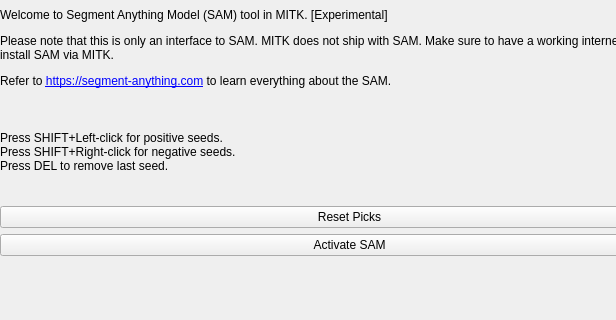
Old version of the form Modules/SegmentationUI/Qmitk/QmitkSegmentAnythingGUIControls.ui in the repository MITK/MITK; both pictures show x 0 to 616 and y 0 to 320 of the 699 by 490 pixel window.
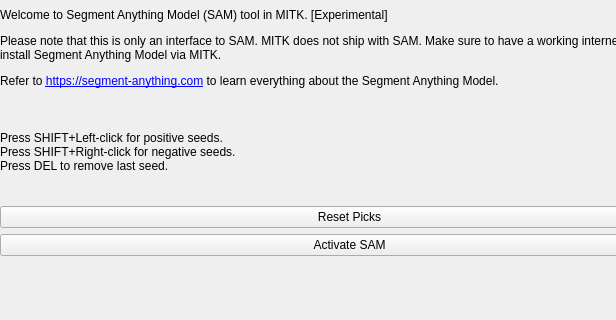
New version of the form.

Commit message: Rename SAM to Segment Anything

```diff
--- a/Modules/SegmentationUI/Qmitk/QmitkSegmentAnythingGUIControls.ui
+++ b/Modules/SegmentationUI/Qmitk/QmitkSegmentAnythingGUIControls.ui
@@ -55,7 +55,7 @@
         </sizepolicy>
        </property>
        <property name="text">
-        <string>&lt;html&gt;&lt;head/&gt;&lt;body&gt;&lt;p&gt;Welcome to Segment Anything Model (SAM) tool in MITK. [Experimental]&lt;/p&gt;&lt;p&gt;Please note that this is only an interface to SAM. MITK does not ship with SAM. Make sure to have a working internet connection to install SAM via MITK. &lt;/p&gt;&lt;p&gt;Refer to &lt;a href=&quot;https://segment-anything.com/&quot;&gt;&lt;span style=&quot; text-decoration: underline; color:#0000ff;&quot;&gt;https://segment-anything.com&lt;/span&gt;&lt;/a&gt; to learn everything about the SAM.&lt;/p&gt;&lt;/body&gt;&lt;/html&gt;</string>
+        <string>&lt;html&gt;&lt;head/&gt;&lt;body&gt;&lt;p&gt;Welcome to Segment Anything Model (SAM) tool in MITK. [Experimental]&lt;/p&gt;&lt;p&gt;Please note that this is only an interface to SAM. MITK does not ship with SAM. Make sure to have a working internet connection to install Segment Anything Model via MITK. &lt;/p&gt;&lt;p&gt;Refer to &lt;a href=&quot;https://segment-anything.com/&quot;&gt;&lt;span style=&quot; text-decoration: underline; color:#0000ff;&quot;&gt;https://segment-anything.com&lt;/span&gt;&lt;/a&gt; to learn everything about the Segment Anything Model.&lt;/p&gt;&lt;/body&gt;&lt;/html&gt;</string>
        </property>
        <property name="textFormat">
         <enum>Qt::RichText</enum>
```
The commit also changes 6 other files.
